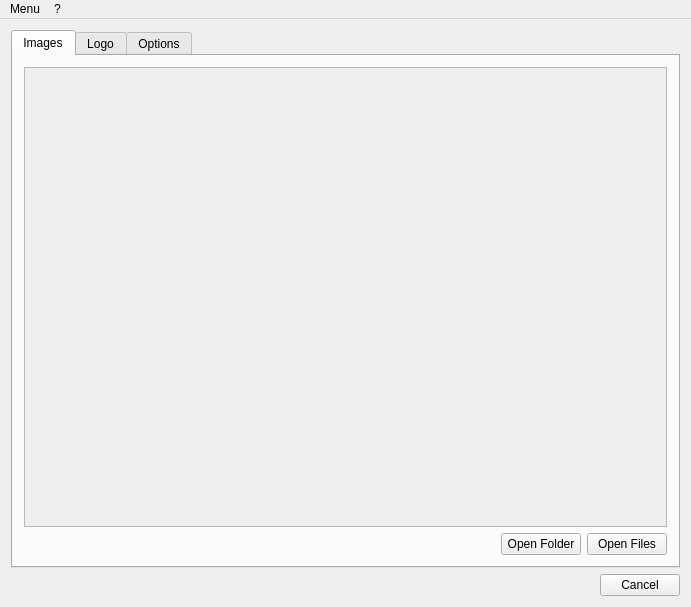
Above: resizer.ui from lbaudouin/Resizer before the change. Below: the same form after it.
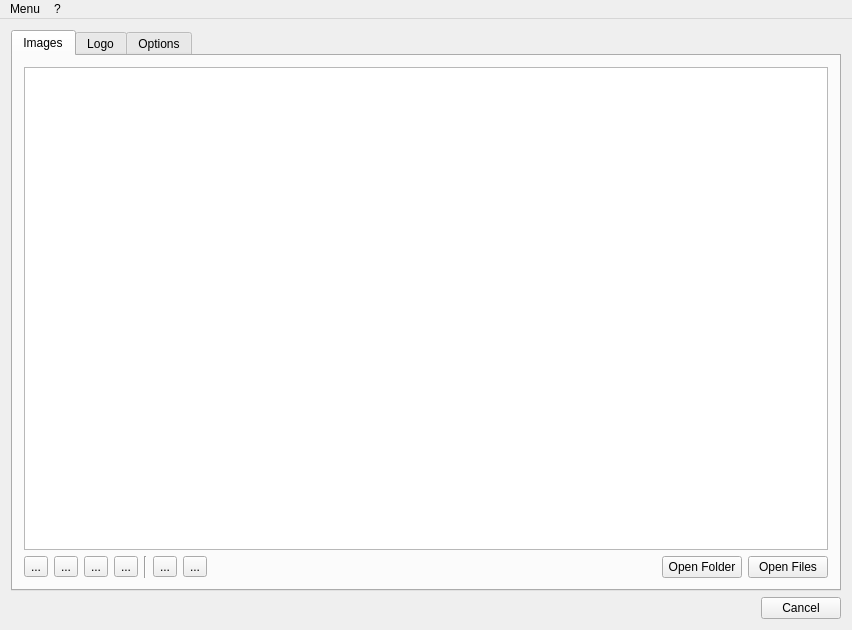
That is the form after the change. Icons and pictures are not drawn. Custom widgets are drawn as their Qt base class.

Commit message: Use image preview with QListView

Patch:
```diff
--- a/resizer.ui
+++ b/resizer.ui
@@ -6,8 +6,8 @@
    <rect>
     <x>0</x>
     <y>0</y>
-    <width>691</width>
-    <height>607</height>
+    <width>852</width>
+    <height>630</height>
    </rect>
   </property>
   <property name="windowTitle">
@@ -26,28 +26,138 @@
        </attribute>
        <layout class="QVBoxLayout" name="verticalLayout_4">
         <item>
-         <widget class="QScrollArea" name="scrollArea">
-          <property name="widgetResizable">
+         <widget class="QListView" name="listView">
+          <property name="contextMenuPolicy">
+           <enum>Qt::CustomContextMenu</enum>
+          </property>
+          <property name="acceptDrops">
            <bool>true</bool>
           </property>
-          <property name="alignment">
-           <set>Qt::AlignCenter</set>
+          <property name="dragDropMode">
+           <enum>QAbstractItemView::NoDragDrop</enum>
           </property>
-          <widget class="QWidget" name="scrollAreaWidgetContents">
-           <property name="geometry">
-            <rect>
-             <x>0</x>
-             <y>0</y>
-             <width>649</width>
-             <height>443</height>
-            </rect>
-           </property>
-           <layout class="QGridLayout" name="gridLayout"/>
-          </widget>
+          <property name="selectionMode">
+           <enum>QAbstractItemView::ExtendedSelection</enum>
+          </property>
+          <property name="flow">
+           <enum>QListView::LeftToRight</enum>
+          </property>
+          <property name="isWrapping" stdset="0">
+           <bool>true</bool>
+          </property>
+          <property name="resizeMode">
+           <enum>QListView::Adjust</enum>
+          </property>
+          <property name="layoutMode">
+           <enum>QListView::Batched</enum>
+          </property>
+          <property name="spacing">
+           <number>2</number>
+          </property>
+          <property name="viewMode">
+           <enum>QListView::ListMode</enum>
+          </property>
+          <property name="wordWrap">
+           <bool>true</bool>
+          </property>
+          <property name="selectionRectVisible">
+           <bool>true</bool>
+          </property>
          </widget>
         </item>
         <item>
          <layout class="QHBoxLayout" name="horizontalLayout">
+          <item>
+           <widget class="QToolButton" name="autoRotationToolButton">
+            <property name="toolTip">
+             <string>Detect rotation</string>
+            </property>
+            <property name="text">
+             <string>...</string>
+            </property>
+            <property name="icon">
+             <iconset resource="ressources.qrc">
+              <normaloff>:/images/auto</normaloff>:/images/auto</iconset>
+            </property>
+           </widget>
+          </item>
+          <item>
+           <widget class="QToolButton" name="resetRotationToolButton">
+            <property name="toolTip">
+             <string>Reset rotation</string>
+            </property>
+            <property name="text">
+             <string>...</string>
+            </property>
+            <property name="icon">
+             <iconset resource="ressources.qrc">
+              <normaloff>:/images/reset</normaloff>:/images/reset</iconset>
+            </property>
+           </widget>
+          </item>
+          <item>
+           <widget class="QToolButton" name="leftRotationToolButton">
+            <property name="toolTip">
+             <string>Rotate to left</string>
+            </property>
+            <property name="text">
+             <string>...</string>
+            </property>
+            <property name="icon">
+             <iconset resource="ressources.qrc">
+              <normaloff>:/images/left</normaloff>:/images/left</iconset>
+            </property>
+           </widget>
+          </item>
+          <item>
+           <widget class="QToolButton" name="rightRotationToolButton">
+            <property name="toolTip">
+             <string>Rotate to right</string>
+            </property>
+            <property name="text">
+             <string>...</string>
+            </property>
+            <property name="icon">
+             <iconset resource="ressources.qrc">
+              <normaloff>:/images/right</normaloff>:/images/right</iconset>
+            </property>
+           </widget>
+          </item>
+          <item>
+           <widget class="Line" name="line">
+            <property name="orientation">
+             <enum>Qt::Vertical</enum>
+            </property>
+           </widget>
+          </item>
+          <item>
+           <widget class="QToolButton" name="removeToolButton">
+            <property name="toolTip">
+             <string>Remove from grid</string>
+            </property>
+            <property name="text">
+             <string>...</string>
+            </property>
+            <property name="icon">
+             <iconset resource="ressources.qrc">
+              <normaloff>:/images/remove</normaloff>:/images/remove</iconset>
+            </property>
+           </widget>
+          </item>
+          <item>
+           <widget class="QToolButton" name="deleteToolButton">
+            <property name="toolTip">
+             <string>Delete file</string>
+            </property>
+            <property name="text">
+             <string>...</string>
+            </property>
+            <property name="icon">
+             <iconset resource="ressources.qrc">
+              <normaloff>:/images/delete</normaloff>:/images/delete</iconset>
+            </property>
+           </widget>
+          </item>
           <item>
            <spacer name="horizontalSpacer_4">
             <property name="orientation">
@@ -469,7 +579,7 @@
     <rect>
      <x>0</x>
      <y>0</y>
-     <width>691</width>
+     <width>852</width>
      <height>25</height>
     </rect>
    </property>
```
The commit also changes 18 other files.
